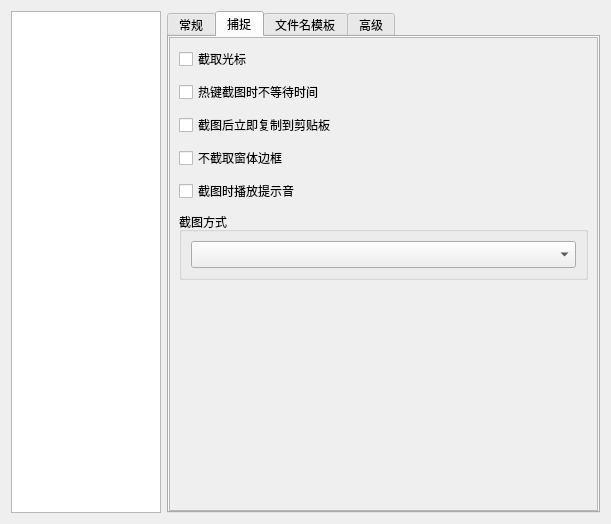
Before: the Qt Designer form SmartScreenSnapper/ui/settingdialog.ui in SkyD666/SmartScreenSnapper, drawn with Qt 5.
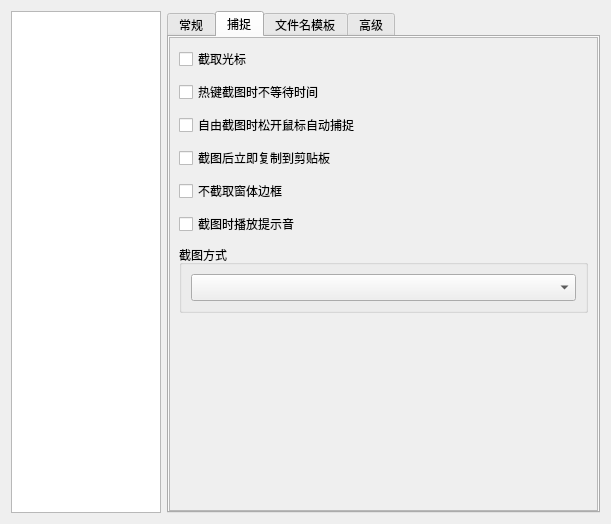
After: the same form once the commit is applied. The open tabs and pages were chosen to show the change. Icons and pictures are not drawn.

Commit message: [feature] Support automatic screenshot after releasing the mouse under the free snap function

Diff of the .ui file:
```diff
--- a/SmartScreenSnapper/ui/settingdialog.ui
+++ b/SmartScreenSnapper/ui/settingdialog.ui
@@ -518,8 +518,8 @@
            <rect>
             <x>0</x>
             <y>0</y>
-            <width>429</width>
-            <height>475</height>
+            <width>431</width>
+            <height>474</height>
            </rect>
           </property>
           <layout class="QVBoxLayout" name="verticalLayout_4">
@@ -552,6 +552,13 @@
              </property>
             </widget>
            </item>
+           <item>
+            <widget class="QCheckBox" name="checkBoxFreeSnapReleaseMouseCapture">
+             <property name="text">
+              <string>自由截图时松开鼠标自动捕捉</string>
+             </property>
+            </widget>
+           </item>
            <item>
             <widget class="QCheckBox" name="checkBoxCopyToClipBoardAfterSnap">
              <property name="text">
```
Left out of the diff: 24 changed lines with no effect on the pictures. The commit also changes 6 other files.
